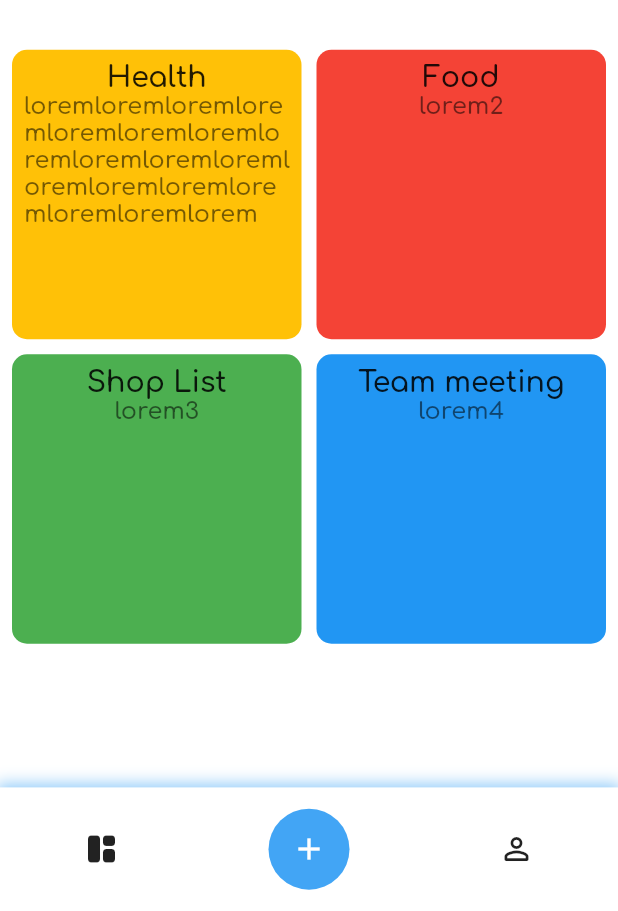
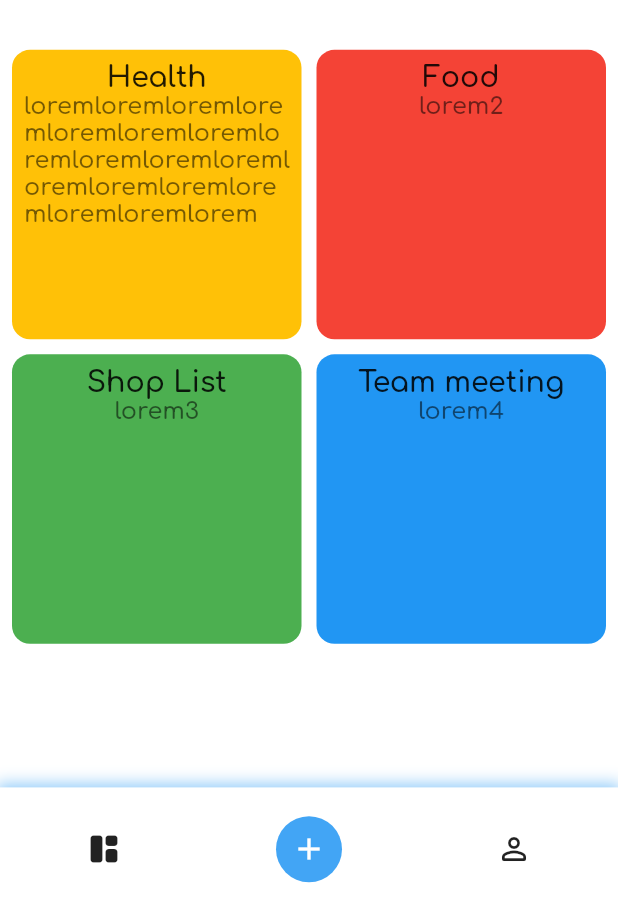
Before and after one commit to erdemgocen44/todo-app, a Flutter app: the screen it shows after launch, on a phone screen of 412 x 824 dp, the part 325-1236 px from its top. Run offline on Flutter 3.47's test engine with Material 2 defaults, Android fonts, the phone set to English and light mode, and no system bars.

Commit message:
list data tamam

```diff
--- /dev/null
+++ b/lib/Pages/components/bottombar_custom.dart
@@ -0,0 +1,53 @@
+import 'package:flutter/material.dart';
+
+class BottomBarCustom extends StatelessWidget {
+  const BottomBarCustom({
+    Key? key,
+  }) : super(key: key);
+
+  @override
+  Widget build(BuildContext context) {
+    return Container(
+      height: MediaQuery.of(context).size.height * 0.1,
+      decoration: BoxDecoration(
+        color: Colors.white,
+        boxShadow: [
+          BoxShadow(
+            color: Colors.blue.withOpacity(0.5),
+            spreadRadius: 2.0,
+            blurRadius: 8.0,
+          )
+        ],
+      ),
+      child: Row(
+        mainAxisAlignment: MainAxisAlignment.spaceAround,
+        crossAxisAlignment: CrossAxisAlignment.center,
+        children: [
+          IconButton(
+            onPressed: () {},
+            icon: const Icon(
+              Icons.space_dashboard_rounded,
+            ),
+          ),
+          Container(
+            padding: const EdgeInsets.all(10),
+            decoration: BoxDecoration(
+              color: Colors.blue[400],
+              shape: BoxShape.circle,
+            ),
+            child: const Icon(
+              Icons.add,
+              color: Colors.white,
+            ),
+          ),
+          IconButton(
+            onPressed: () {},
+            icon: const Icon(
+              Icons.person_outline_rounded,
+            ),
+          ),
+        ],
+      ),
+    );
+  }
+}
--- a/lib/Pages/components/list_data.dart
+++ b/lib/Pages/components/list_data.dart
@@ -40,7 +40,7 @@ class ListCard extends StatelessWidget {
       child: Container(
         decoration: (BoxDecoration(
           color: product.color,
-          borderRadius: BorderRadius.circular(10),
+          borderRadius: BorderRadius.circular(12),
         )),
         padding: const EdgeInsets.all(8.0),
         child: Column(
--- a/lib/Pages/home_page.dart
+++ b/lib/Pages/home_page.dart
@@ -1,11 +1,10 @@
 import 'dart:ui';
 
 import 'package:flutter/material.dart';
+import 'package:todo/Pages/components/bottombar_custom.dart';
 import 'package:todo/Pages/components/custom_appbar.dart';
 import 'package:todo/Pages/components/list_button_box.dart';
 import 'package:todo/Pages/components/list_data.dart';
-import 'package:todo/model/list_model.dart';
-
 import 'components/searchbar_widget.dart';
 
 class HomePage extends StatefulWidget {
@@ -19,48 +18,7 @@ class _HomePageState extends State<HomePage> {
   @override
   Widget build(BuildContext context) {
     return Scaffold(
-      bottomNavigationBar: Container(
-        height: MediaQuery.of(context).size.height * 0.1,
-        decoration: BoxDecoration(
-          color: Colors.white,
-          boxShadow: [
-            BoxShadow(
-              color: Colors.blue.withOpacity(0.5),
-              spreadRadius: 2.0,
-              blurRadius: 8.0,
-            )
-          ],
-        ),
-        child: Row(
-          mainAxisAlignment: MainAxisAlignment.spaceAround,
-          crossAxisAlignment: CrossAxisAlignment.center,
-          children: [
-            IconButton(
-              onPressed: () {},
-              icon: const Icon(
-                Icons.space_dashboard_rounded,
-              ),
-            ),
-            Container(
-              padding: EdgeInsets.all(15),
-              decoration: BoxDecoration(
-                color: Colors.blue[400],
-                shape: BoxShape.circle,
-              ),
-              child: const Icon(
-                Icons.add,
-                color: Colors.white,
-              ),
-            ),
-            IconButton(
-              onPressed: () {},
-              icon: const Icon(
-                Icons.person_outline_rounded,
-              ),
-            ),
-          ],
-        ),
-      ),
+      bottomNavigationBar: const BottomBarCustom(),
       backgroundColor: Colors.white,
       body: SafeArea(
         child: ListView(
```
